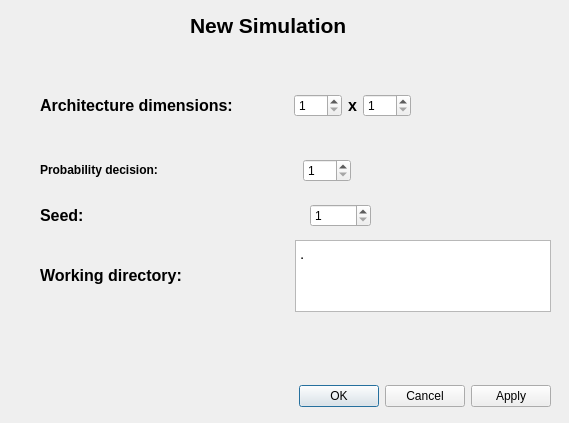
The window that GUI/Invasim-GUI/SimulationDialog.ui (SeedLabTEC/Invasim) describes before a commit, drawn with Qt 5.
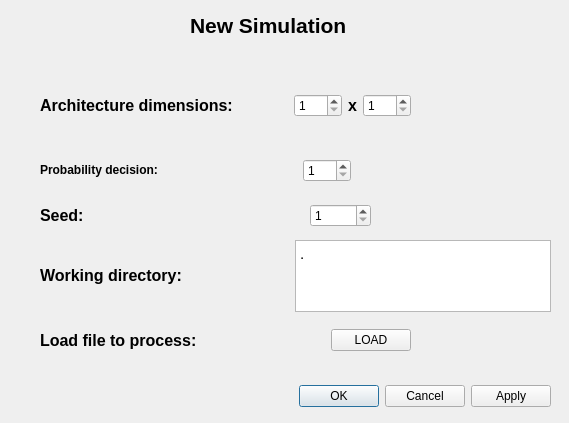
The same window after the commit.

```diff
--- a/GUI/Invasim-GUI/SimulationDialog.ui
+++ b/GUI/Invasim-GUI/SimulationDialog.ui
@@ -267,6 +267,45 @@
     </item>
    </layout>
   </widget>
+  <widget class="QWidget" name="horizontalLayoutWidget_5">
+   <property name="geometry">
+    <rect>
+     <x>40</x>
+     <y>320</y>
+     <width>371</width>
+     <height>41</height>
+    </rect>
+   </property>
+   <layout class="QHBoxLayout" name="dim_container_2">
+    <item>
+     <widget class="QLabel" name="arch_label_2">
+      <property name="text">
+       <string>&lt;html&gt;&lt;head/&gt;&lt;body&gt;&lt;p&gt;&lt;span style=&quot; font-size:12pt; font-weight:600;&quot;&gt;Load file to process:&lt;/span&gt;&lt;/p&gt;&lt;/body&gt;&lt;/html&gt;</string>
+      </property>
+     </widget>
+    </item>
+    <item>
+     <spacer name="horizontalSpacer_5">
+      <property name="orientation">
+       <enum>Qt::Horizontal</enum>
+      </property>
+      <property name="sizeHint" stdset="0">
+       <size>
+        <width>58</width>
+        <height>20</height>
+       </size>
+      </property>
+     </spacer>
+    </item>
+    <item>
+     <widget class="QPushButton" name="pushButton">
+      <property name="text">
+       <string>LOAD</string>
+      </property>
+     </widget>
+    </item>
+   </layout>
+  </widget>
  </widget>
  <resources/>
  <connections>
```
